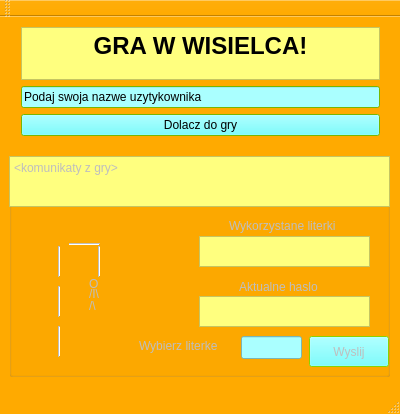
The window that client/client/mainwindow.ui (AdrianRzucidlo/Hangman-Game-BSD-SOCKET-API) describes before a commit, drawn with Qt 5.
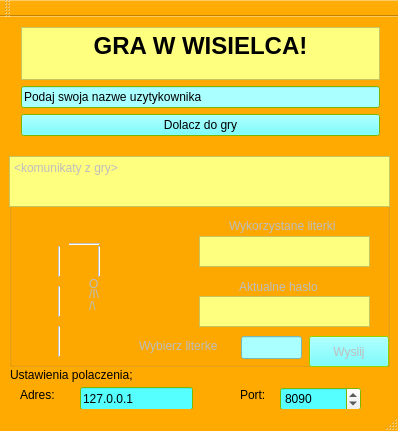
The same window after the commit.

Diff of the .ui file:
```diff
--- a/client/client/mainwindow.ui
+++ b/client/client/mainwindow.ui
@@ -6,8 +6,8 @@
    <rect>
     <x>0</x>
     <y>0</y>
-    <width>400</width>
-    <height>414</height>
+    <width>398</width>
+    <height>431</height>
    </rect>
   </property>
   <property name="palette">
@@ -353,7 +353,7 @@
       <x>9</x>
       <y>139</y>
       <width>381</width>
-      <height>221</height>
+      <height>211</height>
      </rect>
     </property>
     <property name="title">
@@ -856,6 +856,148 @@
      </property>
     </widget>
    </widget>
+   <widget class="QLabel" name="label_4">
+    <property name="geometry">
+     <rect>
+      <x>10</x>
+      <y>350</y>
+      <width>141</width>
+      <height>16</height>
+     </rect>
+    </property>
+    <property name="text">
+     <string>Ustawienia polaczenia;</string>
+    </property>
+   </widget>
+   <widget class="QLineEdit" name="lineEdit_3">
+    <property name="geometry">
+     <rect>
+      <x>80</x>
+      <y>370</y>
+      <width>113</width>
+      <height>23</height>
+     </rect>
+    </property>
+    <property name="palette">
+     <palette>
+      <active>
+       <colorrole role="Base">
+        <brush brushstyle="SolidPattern">
+         <color alpha="255">
+          <red>85</red>
+          <green>255</green>
+          <blue>255</blue>
+         </color>
+        </brush>
+       </colorrole>
+      </active>
+      <inactive>
+       <colorrole role="Base">
+        <brush brushstyle="SolidPattern">
+         <color alpha="255">
+          <red>85</red>
+          <green>255</green>
+          <blue>255</blue>
+         </color>
+        </brush>
+       </colorrole>
+      </inactive>
+      <disabled>
+       <colorrole role="Base">
+        <brush brushstyle="SolidPattern">
+         <color alpha="255">
+          <red>170</red>
+          <green>255</green>
+          <blue>0</blue>
+         </color>
+        </brush>
+       </colorrole>
+      </disabled>
+     </palette>
+    </property>
+    <property name="text">
+     <string>127.0.0.1</string>
+    </property>
+   </widget>
+   <widget class="QLabel" name="label_5">
+    <property name="geometry">
+     <rect>
+      <x>20</x>
+      <y>370</y>
+      <width>51</width>
+      <height>16</height>
+     </rect>
+    </property>
+    <property name="text">
+     <string>Adres:</string>
+    </property>
+   </widget>
+   <widget class="QLabel" name="label_6">
+    <property name="geometry">
+     <rect>
+      <x>240</x>
+      <y>370</y>
+      <width>31</width>
+      <height>16</height>
+     </rect>
+    </property>
+    <property name="text">
+     <string>Port:</string>
+    </property>
+   </widget>
+   <widget class="QSpinBox" name="spinBox">
+    <property name="geometry">
+     <rect>
+      <x>280</x>
+      <y>370</y>
+      <width>81</width>
+      <height>24</height>
+     </rect>
+    </property>
+    <property name="palette">
+     <palette>
+      <active>
+       <colorrole role="Base">
+        <brush brushstyle="SolidPattern">
+         <color alpha="255">
+          <red>85</red>
+          <green>255</green>
+          <blue>255</blue>
+         </color>
+        </brush>
+       </colorrole>
+      </active>
+      <inactive>
+       <colorrole role="Base">
+        <brush brushstyle="SolidPattern">
+         <color alpha="255">
+          <red>85</red>
+          <green>255</green>
+          <blue>255</blue>
+         </color>
+        </brush>
+       </colorrole>
+      </inactive>
+      <disabled>
+       <colorrole role="Base">
+        <brush brushstyle="SolidPattern">
+         <color alpha="255">
+          <red>170</red>
+          <green>255</green>
+          <blue>0</blue>
+         </color>
+        </brush>
+       </colorrole>
+      </disabled>
+     </palette>
+    </property>
+    <property name="maximum">
+     <number>100000</number>
+    </property>
+    <property name="value">
+     <number>8090</number>
+    </property>
+   </widget>
   </widget>
   <widget class="QMenuBar" name="menuBar">
    <property name="geometry">
```
Left out of the diff: 2 changed lines with no effect on the pictures.
